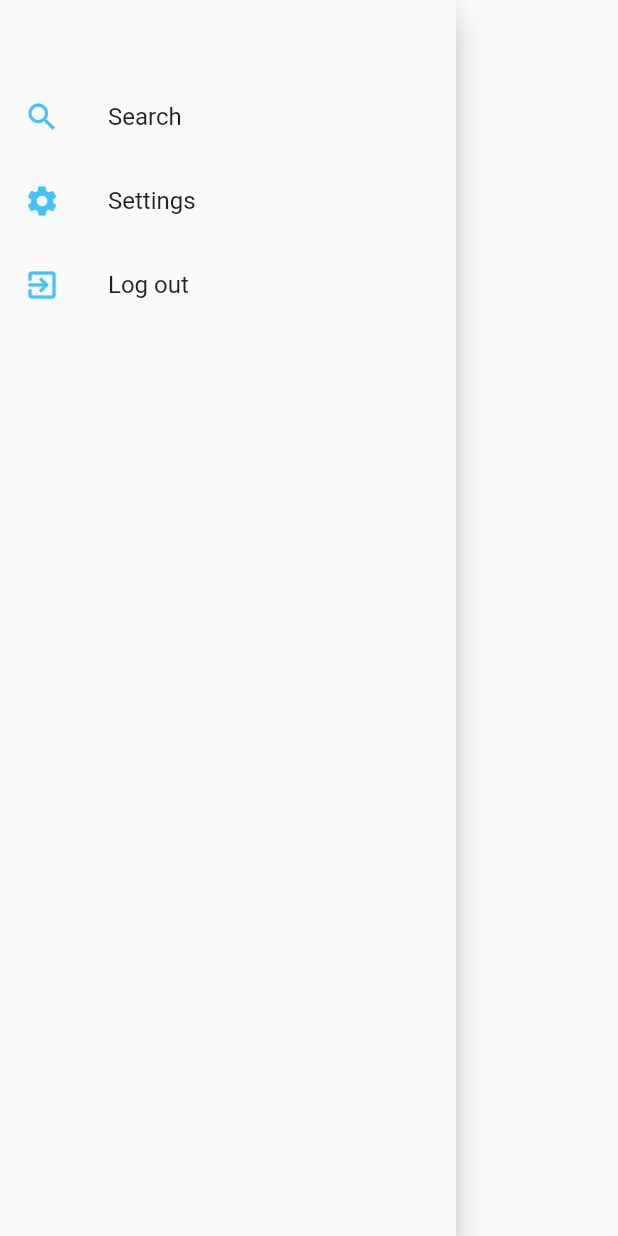
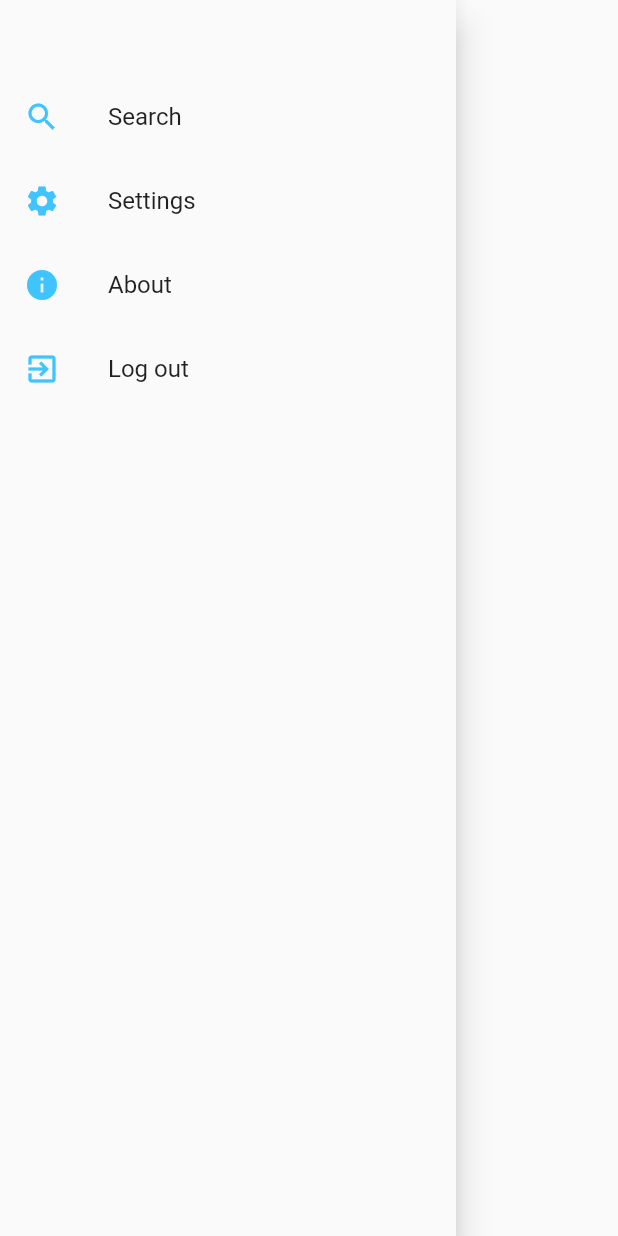
Before and after one commit to jurej1/Arrow, a Flutter app: the CustomDrawer widget shown alone on an empty page, opened directly, on a phone screen of 412 x 824 dp. Run offline on Flutter 3.47's test engine with Material 2 defaults, Android fonts, the phone set to English and light mode, and no system bars; our stand-ins replace cloud_firestore, firebase_auth, firebase_core, firebase_storage, flutter_spinkit, fluttertoast and 4 more; accounts and stored records are empty.

Commit message:
Created the About Page

```diff
--- a/lib/main.dart
+++ b/lib/main.dart
@@ -4,6 +4,7 @@ import 'package:flutter/material.dart';
 import 'package:firebase_core/firebase_core.dart' as fbcore;
 
 import 'package:provider/provider.dart';
+import 'package:testing_application_1/screens/about%20page/aboutPageScreen.dart';
 import 'package:testing_application_1/services/authentication.dart' as auth;
 import 'package:testing_application_1/services/database.dart';
 
@@ -98,6 +99,7 @@ class _CoreAppState extends State<CoreApp> {
           SettingsScreen.routeName: (ctx) => SettingsScreen(),
           ProfileScreen.routeName: (ctx) => ProfileScreen(),
           SearchScreen.routeName: (ctx) => SearchScreen(),
+          AboutPage.routeName: (ctx) => AboutPage(),
         },
       ),
     );
--- a/lib/widgets/appdrawer.dart
+++ b/lib/widgets/appdrawer.dart
@@ -1,4 +1,5 @@
 import 'package:flutter/material.dart';
+import 'package:testing_application_1/screens/about%20page/aboutPageScreen.dart';
 
 import 'package:testing_application_1/screens/settings%20screen/setting_screen.dart';
 import '../screens/search screen/search_screen.dart';
@@ -40,6 +41,18 @@ class CustomDrawer extends StatelessWidget {
           ),
           ListTile(
             leading: Icon(
+              Icons.info,
+              color: Theme.of(context).primaryColor,
+            ),
+            title: const Text('About'),
+            onTap: () {
+              Navigator.of(context).pushReplacementNamed(
+                AboutPage.routeName,
+              );
+            },
+          ),
+          ListTile(
+            leading: Icon(
               Icons.exit_to_app,
               color: Theme.of(context).primaryColor,
             ),
```
Also changed, not shown: lib/screens/about page/aboutPageScreen.dart (added, +30 -0 lines).
